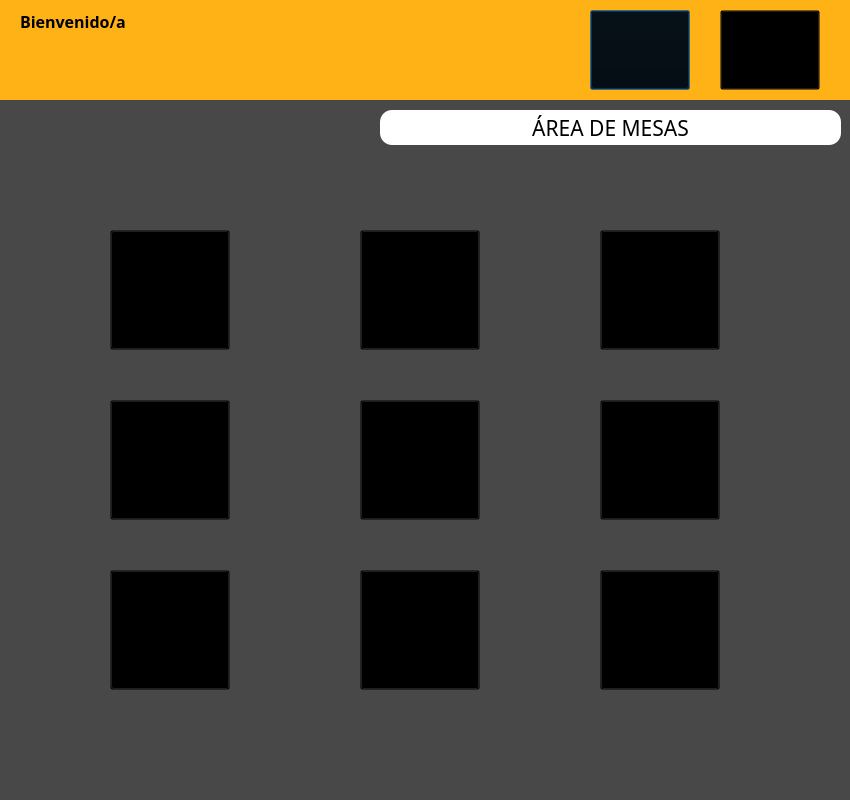
First picture: the form in mesero_menu.ui, repository DanielPerMon/proyectoSaboreno, before the edit.
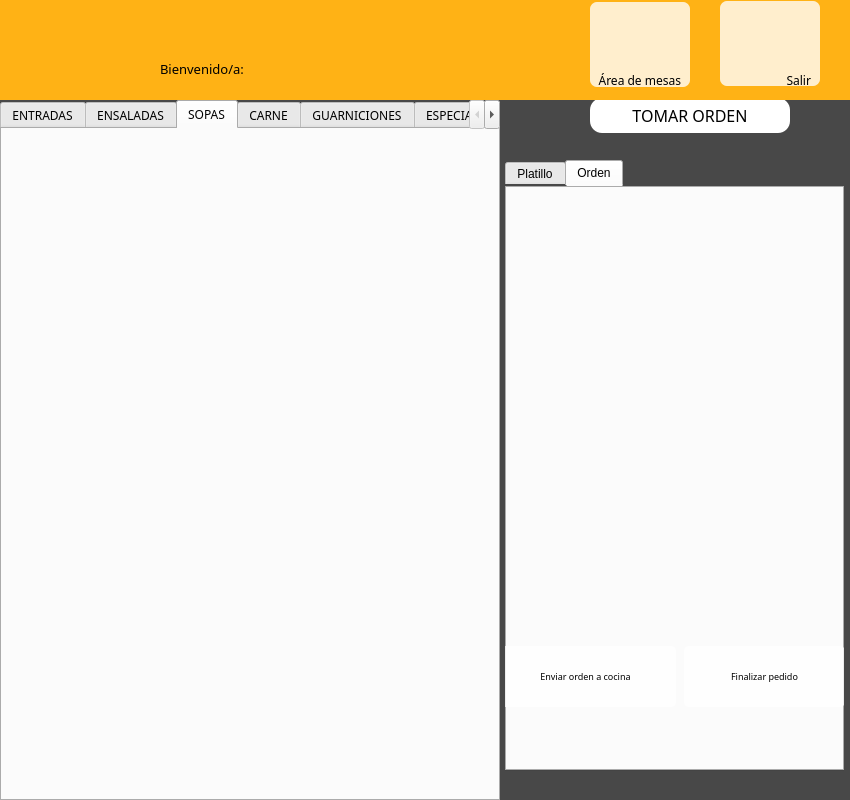
Second picture: the form after the edit. The open tabs and pages were chosen to show the change. Icons and pictures are not drawn.

Commit message: Interfaces mesero

Diff of the .ui file:
```diff
--- a/mesero_menu.ui
+++ b/mesero_menu.ui
@@ -30,9 +30,9 @@
     <property name="geometry">
      <rect>
       <x>590</x>
-      <y>10</y>
+      <y>2</y>
       <width>100</width>
-      <height>80</height>
+      <height>85</height>
      </rect>
     </property>
     <property name="sizePolicy">
@@ -44,18 +44,18 @@
     <property name="minimumSize">
      <size>
       <width>100</width>
-      <height>80</height>
+      <height>85</height>
      </size>
     </property>
     <property name="maximumSize">
      <size>
       <width>100</width>
-      <height>80</height>
+      <height>85</height>
      </size>
     </property>
     <property name="styleSheet">
-     <string notr="true">background-color: transparent;
-</string>
+     <string notr="true">background-color: rgba(255, 255, 255,200);
+border-radius:7px;</string>
     </property>
     <property name="text">
      <string/>
@@ -75,9 +75,9 @@
     <property name="geometry">
      <rect>
       <x>720</x>
-      <y>10</y>
+      <y>1</y>
       <width>100</width>
-      <height>80</height>
+      <height>85</height>
      </rect>
     </property>
     <property name="sizePolicy">
@@ -89,7 +89,7 @@
     <property name="minimumSize">
      <size>
       <width>100</width>
-      <height>80</height>
+      <height>85</height>
      </size>
     </property>
     <property name="maximumSize">
@@ -99,7 +99,8 @@
      </size>
     </property>
     <property name="styleSheet">
-     <string notr="true">background-color: transparent;
+     <string notr="true">background-color: rgba(255, 255, 255,200);
+border-radius: 7px;
 </string>
     </property>
     <property name="text">
@@ -119,10 +120,10 @@
    <widget class="QLabel" name="lblMesero">
     <property name="geometry">
      <rect>
-      <x>20</x>
-      <y>10</y>
-      <width>151</width>
-      <height>71</height>
+      <x>160</x>
+      <y>60</y>
+      <width>131</width>
+      <height>41</height>
      </rect>
     </property>
     <property name="sizePolicy">
@@ -134,9 +135,9 @@
     <property name="font">
      <font>
       <family>Calisto MT</family>
-      <pointsize>12</pointsize>
-      <weight>75</weight>
-      <bold>true</bold>
+      <pointsize>10</pointsize>
+      <weight>50</weight>
+      <bold>false</bold>
      </font>
     </property>
     <property name="layoutDirection">
@@ -147,7 +148,7 @@
 </string>
     </property>
     <property name="text">
-     <string>Bienvenido/a</string>
+     <string>Bienvenido/a:</string>
     </property>
     <property name="textFormat">
      <enum>Qt::RichText</enum>
@@ -156,6 +157,65 @@
      <set>Qt::AlignJustify|Qt::AlignTop</set>
     </property>
    </widget>
+   <widget class="QLabel" name="label">
+    <property name="geometry">
+     <rect>
+      <x>580</x>
+      <y>70</y>
+      <width>101</width>
+      <height>21</height>
+     </rect>
+    </property>
+    <property name="font">
+     <font>
+      <family>Calisto MT</family>
+     </font>
+    </property>
+    <property name="text">
+     <string>Área de mesas</string>
+    </property>
+    <property name="alignment">
+     <set>Qt::AlignRight|Qt::AlignTrailing|Qt::AlignVCenter</set>
+    </property>
+   </widget>
+   <widget class="QLabel" name="label_2">
+    <property name="geometry">
+     <rect>
+      <x>710</x>
+      <y>70</y>
+      <width>101</width>
+      <height>21</height>
+     </rect>
+    </property>
+    <property name="font">
+     <font>
+      <family>Calisto MT</family>
+     </font>
+    </property>
+    <property name="text">
+     <string>Salir</string>
+    </property>
+    <property name="alignment">
+     <set>Qt::AlignRight|Qt::AlignTrailing|Qt::AlignVCenter</set>
+    </property>
+   </widget>
+   <widget class="QLabel" name="label_4">
+    <property name="geometry">
+     <rect>
+      <x>10</x>
+      <y>0</y>
+      <width>130</width>
+      <height>100</height>
+     </rect>
+    </property>
+    <property name="styleSheet">
+     <string notr="true">border-image: url(:/imagenes/SABO.png);
+	background-color:transparent;</string>
+    </property>
+    <property name="text">
+     <string/>
+    </property>
+   </widget>
   </widget>
   <widget class="QStackedWidget" name="Mesero_menu">
    <property name="geometry">
@@ -167,7 +227,7 @@
     </rect>
    </property>
    <property name="currentIndex">
-    <number>0</number>
+    <number>1</number>
    </property>
    <widget class="QWidget" name="mesas">
     <property name="styleSheet">
@@ -178,8 +238,8 @@
     <widget class="QPushButton" name="mesa1">
      <property name="geometry">
       <rect>
-       <x>110</x>
-       <y>130</y>
+       <x>60</x>
+       <y>120</y>
        <width>120</width>
        <height>120</height>
       </rect>
@@ -232,7 +292,7 @@
     <widget class="QPushButton" name="mesa2">
      <property name="geometry">
       <rect>
-       <x>110</x>
+       <x>120</x>
        <y>300</y>
        <width>120</width>
        <height>120</height>
@@ -258,8 +318,8 @@
     <widget class="QPushButton" name="mesa3">
      <property name="geometry">
       <rect>
-       <x>110</x>
-       <y>470</y>
+       <x>60</x>
+       <y>490</y>
        <width>120</width>
        <height>120</height>
       </rect>
@@ -285,7 +345,7 @@
      <property name="geometry">
       <rect>
        <x>360</x>
-       <y>130</y>
+       <y>70</y>
        <width>120</width>
        <height>120</height>
       </rect>
@@ -337,7 +397,7 @@
      <property name="geometry">
       <rect>
        <x>360</x>
-       <y>470</y>
+       <y>540</y>
        <width>120</width>
        <height>120</height>
       </rect>
@@ -362,8 +422,8 @@
     <widget class="QPushButton" name="mesa7">
      <property name="geometry">
       <rect>
-       <x>600</x>
-       <y>130</y>
+       <x>650</x>
+       <y>120</y>
        <width>120</width>
        <height>120</height>
       </rect>
@@ -388,7 +448,7 @@
     <widget class="QPushButton" name="mesa8">
      <property name="geometry">
       <rect>
-       <x>600</x>
+       <x>590</x>
        <y>300</y>
        <width>120</width>
        <height>120</height>
@@ -414,8 +474,8 @@
     <widget class="QPushButton" name="mesa9">
      <property name="geometry">
       <rect>
-       <x>600</x>
-       <y>470</y>
+       <x>650</x>
+       <y>490</y>
        <width>120</width>
        <height>120</height>
       </rect>
@@ -438,7 +498,313 @@
      </property>
     </widget>
    </widget>
-   <widget class="QWidget" name="page_2"/>
+   <widget class="QWidget" name="Agregaritems">
+    <property name="styleSheet">
+     <string notr="true">#Agregaritems{
+	background-color: rgb(72, 72, 72);}</string>
+    </property>
+    <widget class="QTabWidget" name="menu_Platillos">
+     <property name="geometry">
+      <rect>
+       <x>0</x>
+       <y>0</y>
+       <width>500</width>
+       <height>701</height>
+      </rect>
+     </property>
+     <property name="font">
+      <font>
+       <family>Calisto MT</family>
+      </font>
+     </property>
+     <property name="tabPosition">
+      <enum>QTabWidget::North</enum>
+     </property>
+     <property name="tabShape">
+      <enum>QTabWidget::Rounded</enum>
+     </property>
+     <property name="currentIndex">
+      <number>2</number>
+     </property>
+     <property name="iconSize">
+      <size>
+       <width>60</width>
+       <height>70</height>
+      </size>
+     </property>
+     <widget class="QWidget" name="entradas">
+      <attribute name="icon">
+       <iconset resource="IMG/imags.qrc">
+        <normaloff>:/iconos/entradas.png</normaloff>:/iconos/entradas.png</iconset>
+      </attribute>
+      <attribute name="title">
+       <string>ENTRADAS</string>
+      </attribute>
+     </widget>
+     <widget class="QWidget" name="ensaladas">
+      <attribute name="icon">
+       <iconset resource="IMG/imags.qrc">
+        <normaloff>:/iconos/ensalada.png</normaloff>:/iconos/ensalada.png</iconset>
+      </attribute>
+      <attribute name="title">
+       <string>ENSALADAS</string>
+      </attribute>
+     </widget>
+     <widget class="QWidget" name="sopas">
+      <attribute name="icon">
+       <iconset resource="IMG/imags.qrc">
+        <normaloff>:/iconos/sopa.png</normaloff>:/iconos/sopa.png</iconset>
+      </attribute>
+      <attribute name="title">
+       <string>SOPAS</string>
+      </attribute>
+     </widget>
+     <widget class="QWidget" name="carne">
+      <attribute name="icon">
+       <iconset resource="IMG/imags.qrc">
+        <normaloff>:/iconos/carne.png</normaloff>:/iconos/carne.png</iconset>
+      </attribute>
+      <attribute name="title">
+       <string>CARNE</string>
+      </attribute>
+     </widget>
+     <widget class="QWidget" name="guarn">
+      <attribute name="title">
+       <string>GUARNICIONES</string>
+      </attribute>
+     </widget>
+     <widget class="QWidget" name="esp">
+      <attribute name="icon">
+       <iconset resource="IMG/imags.qrc">
+        <normaloff>:/iconos/especialidad.png</normaloff>:/iconos/especialidad.png</iconset>
+      </attribute>
+      <attribute name="title">
+       <string>ESPECIALIDADES</string>
+      </attribute>
+     </widget>
+     <widget class="QWidget" name="postres">
+      <attribute name="icon">
+       <iconset resource="IMG/imags.qrc">
+        <normaloff>:/iconos/postre.png</normaloff>:/iconos/postre.png</iconset>
+      </attribute>
+      <attribute name="title">
+       <string>POSTRES</string>
+      </attribute>
+     </widget>
+     <widget class="QWidget" name="tab_3">
+      <attribute name="icon">
+       <iconset resource="IMG/imags.qrc">
+        <normaloff>:/iconos/bebida.png</normaloff>:/iconos/bebida.png</iconset>
+      </attribute>
+      <attribute name="title">
+       <string>BEBIDAS</string>
+      </attribute>
+     </widget>
+    </widget>
+    <widget class="QTabWidget" name="orden">
+     <property name="geometry">
+      <rect>
+       <x>505</x>
+       <y>60</y>
+       <width>339</width>
+       <height>611</height>
+      </rect>
+     </property>
+     <property name="styleSheet">
+      <string notr="true">#orden{
+border-color: rgb(255, 170, 0);}</string>
+     </property>
+     <property name="currentIndex">
+      <number>0</number>
+     </property>
+     <property name="iconSize">
+      <size>
+       <width>98</width>
+       <height>80</height>
+      </size>
+     </property>
+     <widget class="QWidget" name="tab">
+      <attribute name="icon">
+       <iconset resource="IMG/imags.qrc">
+        <normaloff>:/iconos/infoPlato.png</normaloff>:/iconos/infoPlato.png</iconset>
+      </attribute>
+      <attribute name="title">
+       <string>Platillo</string>
+      </attribute>
+      <widget class="QPushButton" name="pushButton">
+       <property name="geometry">
+        <rect>
+         <x>70</x>
+         <y>460</y>
+         <width>200</width>
+         <height>51</height>
+        </rect>
+       </property>
+       <property name="font">
+        <font>
+         <family>Calisto MT</family>
+         <pointsize>9</pointsize>
+        </font>
+       </property>
+       <property name="styleSheet">
+        <string notr="true">QPushButton{
+border-width: 0px;
+border-radius: 5px;
+	border-color: rgb(169, 169, 169);
+background: rgba(255, 255, 255,200);}
+
+QPushButton:hover{
+	background: rgba(169, 169, 169,0.7);
+    border-radius: 5px;
+
+
+}</string>
+       </property>
+       <property name="text">
+        <string>Añadir a la orden</string>
+       </property>
+       <property name="icon">
+        <iconset resource="IMG/imags.qrc">
+         <normaloff>:/iconos/agrgar.png</normaloff>:/iconos/agrgar.png</iconset>
+       </property>
+       <property name="iconSize">
+        <size>
+         <width>50</width>
+         <height>45</height>
+        </size>
+       </property>
+      </widget>
+     </widget>
+     <widget class="QWidget" name="tab_2">
+      <attribute name="icon">
+       <iconset resource="IMG/imags.qrc">
+        <normaloff>:/iconos/orden.png</normaloff>:/iconos/orden.png</iconset>
+      </attribute>
+      <attribute name="title">
+       <string>Orden</string>
+      </attribute>
+      <widget class="QPushButton" name="enviarord_pushButton">
+       <property name="geometry">
+        <rect>
+         <x>-10</x>
+         <y>460</y>
+         <width>181</width>
+         <height>61</height>
+        </rect>
+       </property>
+       <property name="font">
+        <font>
+         <family>Calisto MT</family>
+         <pointsize>7</pointsize>
+        </font>
+       </property>
+       <property name="toolTip">
+        <string>&lt;html&gt;&lt;head/&gt;&lt;body&gt;&lt;p&gt;Enviar orden a cocina&lt;/p&gt;&lt;/body&gt;&lt;/html&gt;</string>
+       </property>
+       <property name="styleSheet">
+        <string notr="true">QPushButton{
+border-width: 0px;
+border-radius: 5px;
+	background: rgba(255, 255, 255,200);}
+
+QPushButton:hover{
+	background: rgba(169, 169, 169,0.7);
+    border-radius: 5px;
+
+
+}
+</string>
+       </property>
+       <property name="text">
+        <string>Enviar orden a cocina</string>
+       </property>
+       <property name="icon">
+        <iconset resource="IMG/imags.qrc">
+         <normaloff>:/iconos/enviar.png</normaloff>:/iconos/enviar.png</iconset>
+       </property>
+       <property name="iconSize">
+        <size>
+         <width>65</width>
+         <height>60</height>
+        </size>
+       </property>
+      </widget>
+      <widget class="QPushButton" name="pagarord_pushButton">
+       <property name="geometry">
+        <rect>
+         <x>179</x>
+         <y>460</y>
+         <width>161</width>
+         <height>61</height>
+        </rect>
+       </property>
+       <property name="font">
+        <font>
+         <family>Calisto MT</family>
+         <pointsize>7</pointsize>
+        </font>
+       </property>
+       <property name="layoutDirection">
+        <enum>Qt::LeftToRight</enum>
+       </property>
+       <property name="styleSheet">
+        <string notr="true">QPushButton{
+border-width: 0px;
+border-radius: 5px;
+	background: rgba(255, 255, 255,200)}
+
+QPushButton:hover{
+	background: rgba(169, 169, 169,0.7);
+    border-radius: 5px;
+
+
+}</string>
+       </property>
+       <property name="text">
+        <string>Finalizar pedido</string>
+       </property>
+       <property name="icon">
+        <iconset resource="IMG/imags.qrc">
+         <normaloff>:/iconos/terminar.png</normaloff>:/iconos/terminar.png</iconset>
+       </property>
+       <property name="iconSize">
+        <size>
+         <width>70</width>
+         <height>65</height>
+        </size>
+       </property>
+      </widget>
+     </widget>
+    </widget>
+    <widget class="QLabel" name="label_23">
+     <property name="geometry">
+      <rect>
+       <x>590</x>
+       <y>-2</y>
+       <width>200</width>
+       <height>35</height>
+      </rect>
+     </property>
+     <property name="font">
+      <font>
+       <family>Calisto MT</family>
+       <pointsize>12</pointsize>
+       <weight>50</weight>
+       <bold>false</bold>
+      </font>
+     </property>
+     <property name="styleSheet">
+      <string notr="true">background-color: rgb(255, 255, 255);
+border-radius: 12px;</string>
+     </property>
+     <property name="text">
+      <string>TOMAR ORDEN</string>
+     </property>
+     <property name="alignment">
+      <set>Qt::AlignCenter</set>
+     </property>
+    </widget>
+   </widget>
   </widget>
  </widget>
  <resources>
```
Left out of the diff: 68 changed lines with no effect on the pictures. The commit also changes 11 other files.
